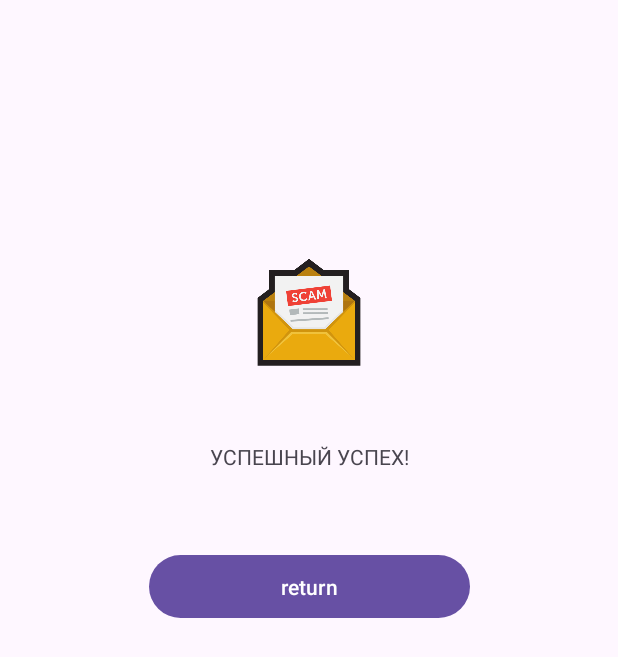
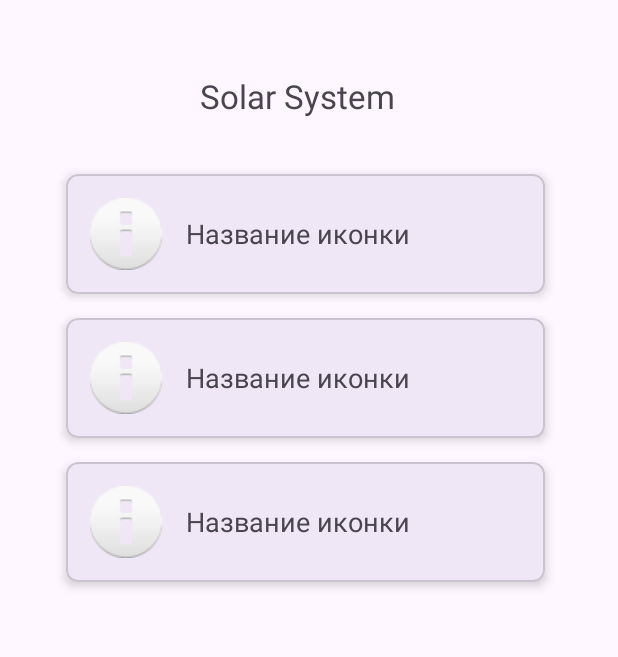
Before and after one commit to laplasian/MyApplication, an Android app built with Jetpack Compose: the layout fragment_main.xml on its own in the app's theme, with its tools: preview values and no code run, on a phone screen of 412 x 824 dp. Shown: the top 657 px of the screen. Run offline under Robolectric (Android 15) with nearby library versions, the light colour scheme and no system bars.

Commit message:
new ver 1

```diff
--- a/app/build.gradle.kts
+++ b/app/build.gradle.kts
@@ -66,4 +66,5 @@ dependencies {
     androidTestImplementation(libs.androidx.ui.test.junit4)
     debugImplementation(libs.androidx.ui.tooling)
     debugImplementation(libs.androidx.ui.test.manifest)
+    implementation("io.coil-kt:coil:2.6.0")
 }
--- /dev/null
+++ b/app/src/main/java/com/example/myapplication/IconItem.kt
@@ -0,0 +1,6 @@
+package com.example.myapplication
+
+data class IconItem(
+    val name: String,
+    val iconResId: Int
+)
--- a/app/src/main/res/layout/fragment_main.xml
+++ b/app/src/main/res/layout/fragment_main.xml
@@ -1,50 +1,34 @@
 <?xml version="1.0" encoding="utf-8"?>
-<FrameLayout xmlns:android="http://schemas.android.com/apk/res/android"
+<androidx.constraintlayout.widget.ConstraintLayout xmlns:android="http://schemas.android.com/apk/res/android"
+    xmlns:app="http://schemas.android.com/apk/res-auto"
     xmlns:tools="http://schemas.android.com/tools"
+    android:id="@+id/frameLayout"
     android:layout_width="match_parent"
     android:layout_height="match_parent"
-    xmlns:app="http://schemas.android.com/apk/res-auto"
     tools:context=".MainActivity">
 
-    <androidx.constraintlayout.widget.ConstraintLayout
-        android:layout_width="match_parent"
-        android:layout_height="match_parent"
-        android:padding="16dp">
     <TextView
-            android:id="@+id/greeting"
-            android:layout_width="wrap_content"
-            android:layout_height="wrap_content"
-            android:layout_marginBottom="494dp"
-            android:text="@string/second_ccrean_greeting"
-            app:layout_constraintBottom_toBottomOf="parent"
+        android:layout_width="145dp"
+        android:layout_height="38dp"
+        android:layout_marginStart="133dp"
+        android:layout_marginTop="49dp"
+        android:layout_marginEnd="133dp"
+        android:text="Solar System"
+        android:textSize="10pt"
         app:layout_constraintEnd_toEndOf="parent"
-            app:layout_constraintHorizontal_bias="0.5"
         app:layout_constraintStart_toStartOf="parent"
+        app:layout_constraintTop_toTopOf="parent"
         tools:ignore="MissingConstraints" />
 
-        <Button
-            android:id="@+id/button_return_home"
-            android:layout_width="214dp"
-            android:layout_height="50dp"
-            android:layout_marginBottom="392dp"
-            android:text="@string/second_ccrean_return"
-            app:layout_constraintBottom_toBottomOf="parent"
-            app:layout_constraintEnd_toEndOf="parent"
-            app:layout_constraintHorizontal_bias="0.5"
+    <androidx.recyclerview.widget.RecyclerView
+        android:id="@+id/simple_recycler_view"
+        android:layout_width="335dp"
+        android:layout_height="597dp"
+        android:layout_marginStart="36dp"
+        android:layout_marginTop="108dp"
+        app:layoutManager="androidx.recyclerview.widget.LinearLayoutManager"
         app:layout_constraintStart_toStartOf="parent"
-            tools:ignore="MissingConstraints" />
+        app:layout_constraintTop_toTopOf="parent"
+        tools:listitem="@layout/icon_card_item" />
 
-        <ImageView
-            android:id="@+id/imageView"
-            android:layout_width="81dp"
-            android:layout_height="88dp"
-            android:layout_marginBottom="553dp"
-            app:layout_constraintBottom_toBottomOf="parent"
-            app:layout_constraintEnd_toEndOf="parent"
-            app:layout_constraintHorizontal_bias="0.5"
-            app:layout_constraintStart_toStartOf="parent"
-            app:srcCompat="@drawable/scam"
-            tools:ignore="MissingConstraints" />
 </androidx.constraintlayout.widget.ConstraintLayout>
-
-</FrameLayout>
--- /dev/null
+++ b/app/src/main/res/layout/icon_card_item.xml
@@ -0,0 +1,35 @@
+<?xml version="1.0" encoding="utf-8"?>
+<com.google.android.material.card.MaterialCardView
+    xmlns:android="http://schemas.android.com/apk/res/android"
+    xmlns:app="http://schemas.android.com/apk/res-auto"
+    xmlns:tools="http://schemas.android.com/tools"
+    android:layout_width="match_parent"
+    android:layout_height="wrap_content"
+    android:layout_margin="8dp"
+    app:cardElevation="4dp"
+    app:cardCornerRadius="8dp">
+
+    <LinearLayout
+        android:layout_width="match_parent"
+        android:layout_height="wrap_content"
+        android:orientation="horizontal"
+        android:padding="16dp"
+        android:gravity="center_vertical">
+
+        <ImageView
+            android:id="@+id/icon_image_view"
+            android:layout_width="48dp"
+            android:layout_height="48dp"
+            android:layout_marginEnd="16dp"
+            tools:src="@android:drawable/ic_dialog_info" />
+
+        <TextView
+            android:id="@+id/icon_text_view"
+            android:layout_width="wrap_content"
+            android:layout_height="wrap_content"
+            android:textSize="18sp"
+            tools:text="Название иконки"/>
+
+    </LinearLayout>
+
+</com.google.android.material.card.MaterialCardView>
```
Also changed, not shown: app/src/main/java/com/example/myapplication/IconAdapter.kt (added, +33 -0 lines), app/src/main/java/com/example/myapplication/MainFragment.kt (+33 -7 lines), app/src/main/res/drawable/jupiter.jpg (added), app/src/main/res/drawable/mars.jpg (added), app/src/main/res/drawable/neptun.jpg (added), app/src/main/res/drawable/pluton.jpg (added), app/src/main/res/drawable/saturn.jpg (added), app/src/main/res/drawable/uran.jpg (added), 4 other files. Lines whose indentation alone changed are shown as unchanged.
